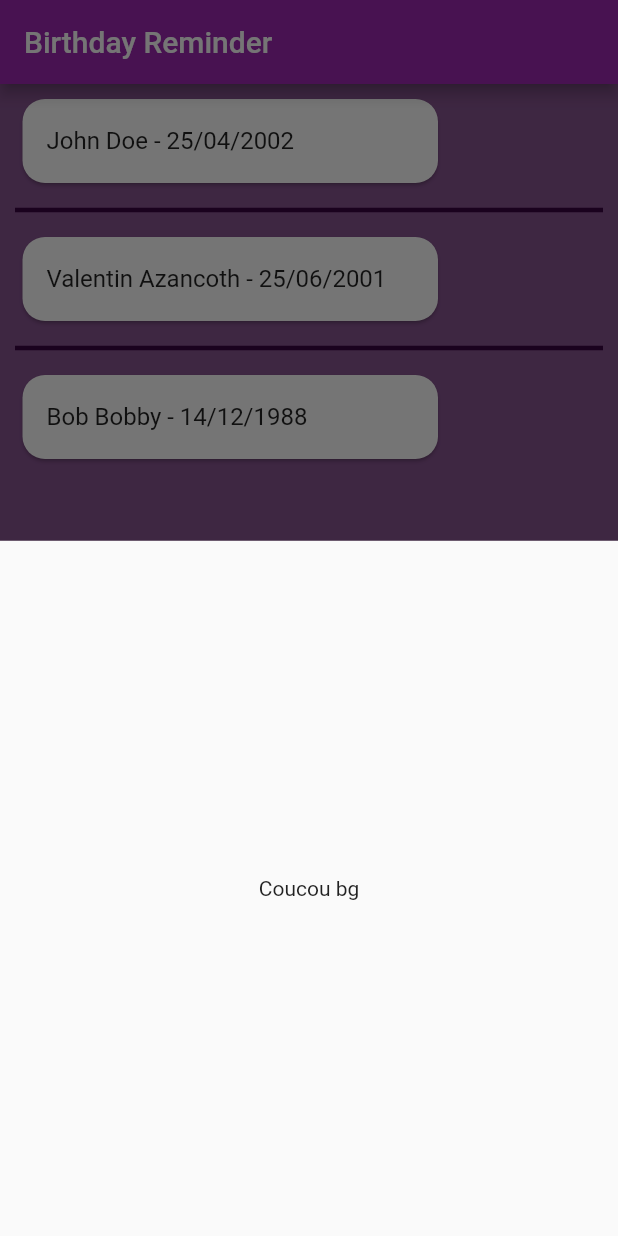
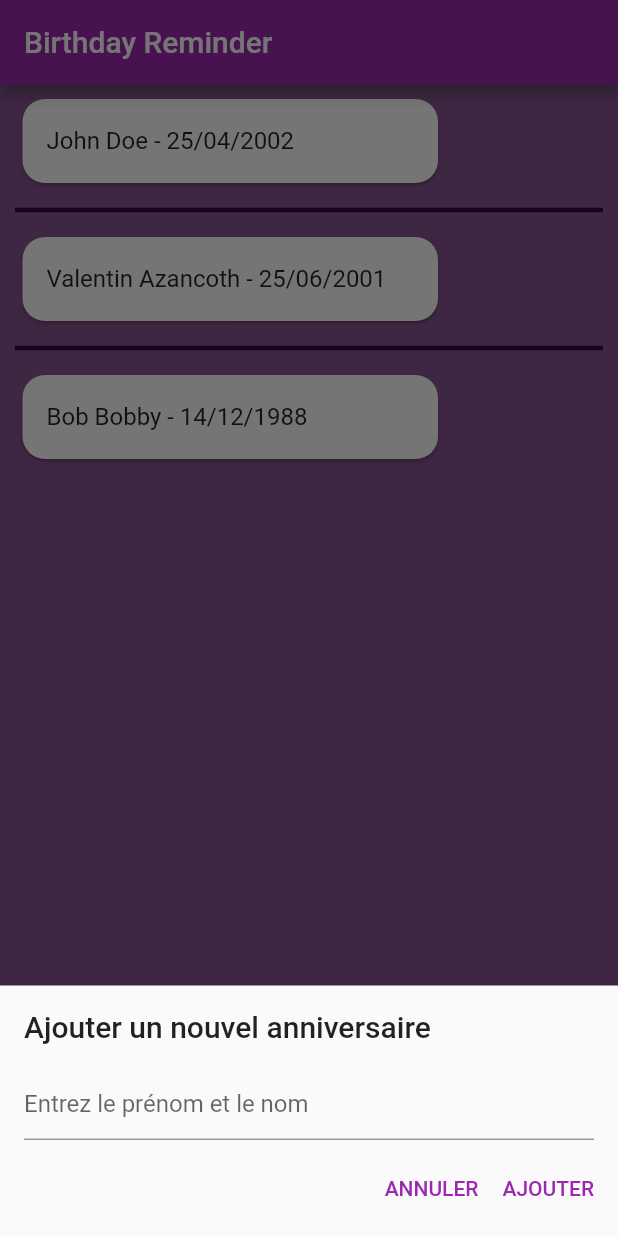
Before and after one commit to Valaaz/birthday-reminder, a Flutter app: the screen it shows after launch, after a tap on the "add" icon, on a phone screen of 412 x 824 dp. Run offline on Flutter 3.47's test engine with Material 2 defaults, Android fonts, the phone set to English and light mode, and no system bars.

Commit message:
add showModalBottomSheet
will add a new birthday

```diff
--- /dev/null
+++ b/birthday_reminder/lib/components/add_birthday_component.dart
@@ -0,0 +1,56 @@
+import 'package:flutter/material.dart';
+
+class AddBirthdayComponent extends StatelessWidget {
+  const AddBirthdayComponent({Key? key}) : super(key: key);
+
+  void _modal(BuildContext context) => showModalBottomSheet(
+        isScrollControlled: true,
+        context: context,
+        builder: (context) => Padding(
+          padding: const EdgeInsets.all(8.0),
+          child: Wrap(
+            children: <Widget>[
+              Padding(
+                padding: const EdgeInsets.all(8.0),
+                child: Text(
+                  "Ajouter un nouvel anniversaire",
+                  style: Theme.of(context).textTheme.headline6,
+                ),
+              ),
+              const Padding(
+                padding: EdgeInsets.all(8.0),
+                child: TextField(
+                  decoration:
+                      InputDecoration(hintText: "Entrez le prénom et le nom"),
+                ),
+              ),
+              Padding(
+                padding: EdgeInsets.only(
+                    bottom: MediaQuery.of(context).viewInsets.bottom),
+                child: Row(
+                  mainAxisAlignment: MainAxisAlignment.end,
+                  children: [
+                    TextButton(
+                      onPressed: () => Navigator.pop(context),
+                      child: Text("Annuler".toUpperCase()),
+                    ),
+                    TextButton(
+                      onPressed: () => Navigator.pop(context),
+                      child: Text("Ajouter".toUpperCase()),
+                    ),
+                  ],
+                ),
+              ),
+            ],
+          ),
+        ),
+      );
+
+  @override
+  Widget build(BuildContext context) {
+    return FloatingActionButton(
+      onPressed: () => _modal(context),
+      child: const Icon(Icons.add),
+    );
+  }
+}
--- a/birthday_reminder/lib/screens/home_screen.dart
+++ b/birthday_reminder/lib/screens/home_screen.dart
@@ -1,3 +1,4 @@
+import 'package:birthday_reminder/components/add_birthday_component.dart';
 import 'package:flutter/material.dart';
 
 const List<Map<String, dynamic>> listBirthdays = [
@@ -15,13 +16,6 @@ const List<Map<String, dynamic>> listBirthdays = [
   // {'name': 'Bob Bobby', 'date': '14/12/1988'},
 ];
 
-void _modal(BuildContext context) => showModalBottomSheet(
-      context: context,
-      builder: (context) => const Center(
-        child: Text("Coucou bg"),
-      ),
-    );
-
 class HomeScreen extends StatelessWidget {
   const HomeScreen({Key? key}) : super(key: key);
 
@@ -33,10 +27,7 @@ class HomeScreen extends StatelessWidget {
       ),
       body: const ListViewTiles(),
       backgroundColor: const Color.fromARGB(255, 135, 84, 144),
-      floatingActionButton: FloatingActionButton(
-        onPressed: () => _modal(context),
-        child: const Icon(Icons.add),
-      ),
+      floatingActionButton: const AddBirthdayComponent(),
     );
   }
 }
```
Also changed, not shown: 1 other file.
